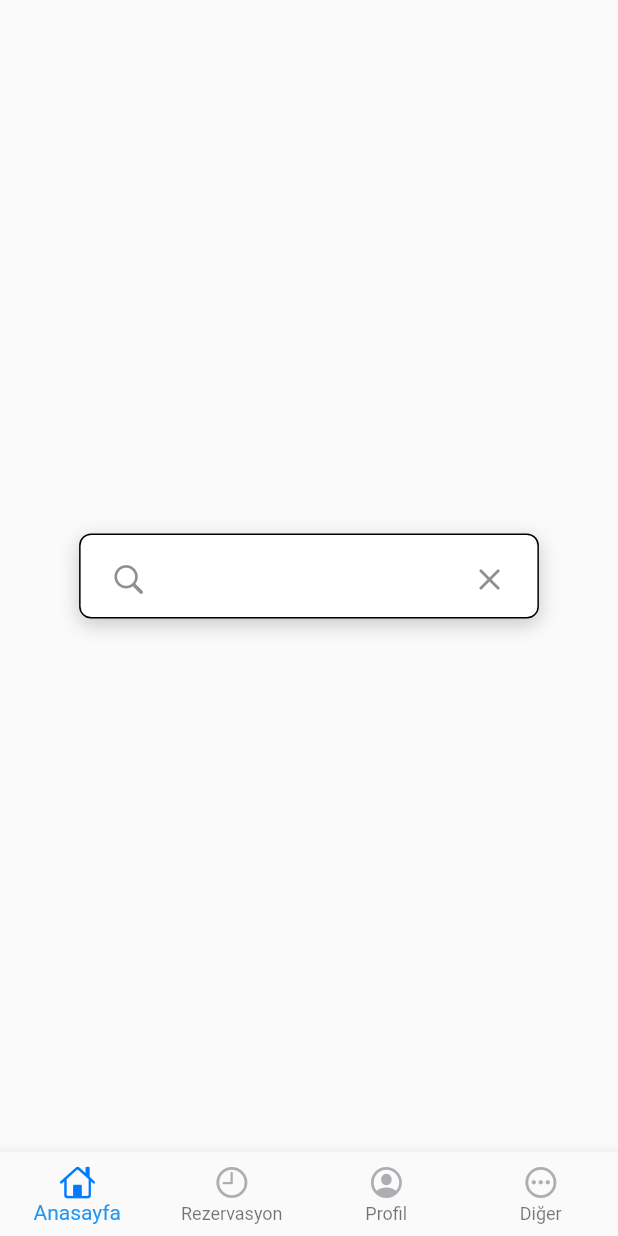
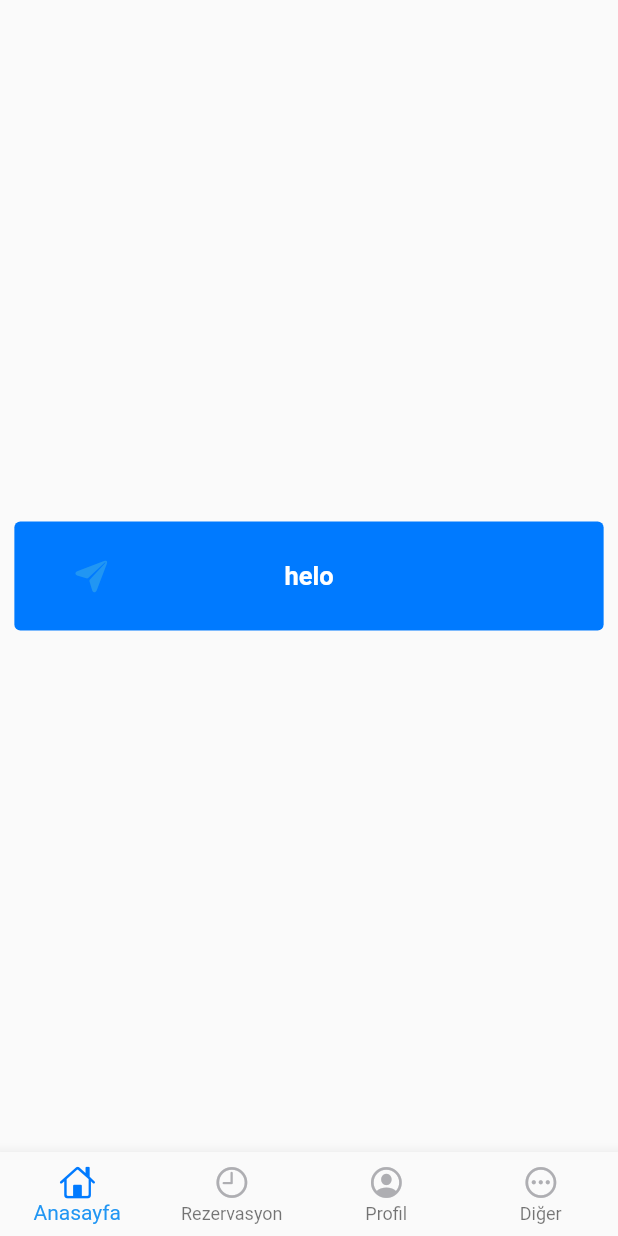
Before and after one commit to hasanaliozdemir/ble_parking_app, a Flutter app: the screen it shows after launch, on a phone screen of 412 x 824 dp. Run offline on Flutter 3.47's test engine with Material 2 defaults, Android fonts, the phone set to English and light mode, and no system bars; our stand-ins replace flutter_svg, get; missing offline and left inert: dart:ffi; Roboto replaces fonts that are missing (SF Pro Text).

Commit message:
butonlar eklendi

```diff
--- /dev/null
+++ b/lib/core/components/buttonIcon.dart
@@ -0,0 +1,59 @@
+import 'dart:ffi';
+
+import 'package:flutter/cupertino.dart';
+import 'package:flutter/material.dart';
+import 'package:gesk_app/core/colors.dart';
+import 'package:get/get.dart';
+
+class ButtonIcon extends StatelessWidget {
+  Color textColor;
+  Color color;
+  String text;
+  VoidCallback onPressed;
+
+  ButtonIcon({@required text,@required onPressed}){
+    this.color = blue500;
+    this.textColor = white;
+    this.text= text;
+    this.onPressed = onPressed;
+  }
+
+  @override
+  Widget build(BuildContext context) {
+    return TextButton(
+      onPressed: onPressed,
+      child: Container(
+        width: Get.width/375* 343,
+          height: Get.height/812 *56,
+          decoration: BoxDecoration(
+            borderRadius: BorderRadius.circular(8),
+            color: color,
+          ),
+          padding: const EdgeInsets.symmetric(
+            horizontal: 24,
+            vertical: 17,
+          ),
+          child:Row(
+            children: [
+              Expanded(child: Icon(CupertinoIcons.paperplane_fill),flex: 2,),
+              Expanded(child: Text(
+                text,
+                textAlign: TextAlign.center,
+                style: TextStyle(
+                  color: textColor,
+                  fontSize: 17,
+                  fontFamily: "SF Pro Text",
+                  fontWeight: FontWeight.w600,
+                ),
+              ),
+              flex: 13,),
+              Spacer(flex: 2,)
+            ],
+          ),
+      ),
+      style: ButtonStyle(
+        backgroundColor: MaterialStateProperty.all<Color>(color)
+      ),
+    );
+  }
+}
--- a/lib/core/components/searchBar.dart
+++ b/lib/core/components/searchBar.dart
@@ -20,7 +20,7 @@ class SearchBar extends StatelessWidget {
       width: w* 279,
       height:h* 56,
       decoration: BoxDecoration(
-        border: focused.value ?  Border.all(color: blue500) : Border.all(),
+        border: focused.value ?  Border.all(color: blue500) : Border.all(color: Colors.transparent),
         borderRadius: BorderRadius.circular(8),
         boxShadow: [
             BoxShadow(
--- a/lib/wrapper.dart
+++ b/lib/wrapper.dart
@@ -1,19 +1,24 @@
 import 'package:flutter/cupertino.dart';
 import 'package:flutter/material.dart';
 import 'package:gesk_app/core/components/bottomBar.dart';
-import 'package:gesk_app/core/components/searchBar.dart';
+import 'package:gesk_app/core/components/buttonIcon.dart';
+
 
 class Wrapper extends StatelessWidget {
   const Wrapper({Key key}) : super(key: key);
 
   @override
   Widget build(BuildContext context) {
-    TextEditingController controller;
     var auth = true;
     if (auth) {
       return Scaffold(
         body: Center(
-          child: SearchBar()
+          child: ButtonIcon(
+            text: "helo",
+            onPressed: (){
+              print("helo");
+            },
+          )
         ),
         bottomNavigationBar: BottomBar()
       );
```
Also changed, not shown: lib/core/components/button.dart (added, +61 -0 lines).
